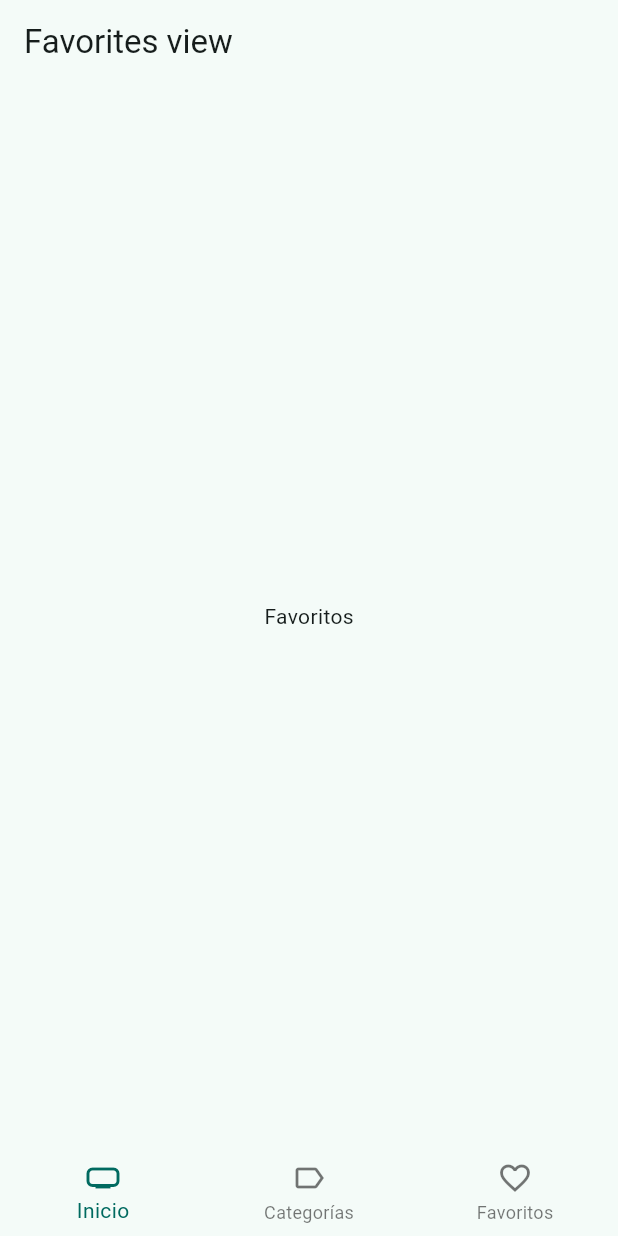
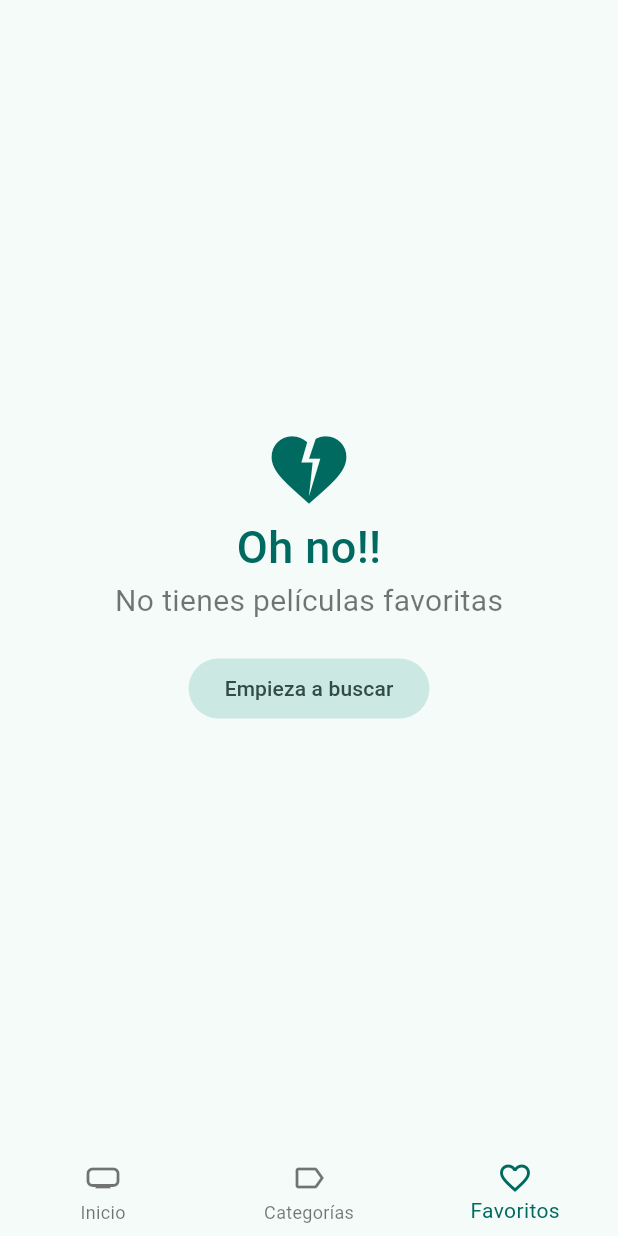
Before and after one commit to danielMorenoAlonso/Movie_App, a Flutter app: the screen it shows after launch, item 3 of the bottom bar chosen, on a phone screen of 412 x 824 dp. Run offline on Flutter 3.47's test engine with Material 3 defaults, Android fonts, the phone set to English and light mode, and no system bars; our stand-ins replace animate_do, card_swiper, dio, flutter_dotenv, flutter_riverpod, go_router and 1 more; accounts and stored records are empty; generated files the repository leaves out were written again; network calls fail.

Commit message:
feature: Implement favorites view

```diff
--- a/lib/domain/entities/movie.dart
+++ b/lib/domain/entities/movie.dart
@@ -1,4 +1,10 @@
+import 'package:isar/isar.dart';
+
+part 'movie.g.dart';
+
+@collection
 class Movie {
+  Id? isarId;
   final bool adult;
   final String backdropPath;
   final List<String> genreIds;
--- a/lib/presentation/providers/providers.dart
+++ b/lib/presentation/providers/providers.dart
@@ -6,3 +6,5 @@ export 'movies/movie_slideshow_provider.dart';
 export 'movies/movies_providers.dart';
 
 export 'search/search_movies_provider.dart';
+export 'storage/local_storage_provider.dart';
+export 'storage/favorite_movies_provider.dart';
--- a/lib/presentation/views/movies/favorites_view.dart
+++ b/lib/presentation/views/movies/favorites_view.dart
@@ -1,13 +1,81 @@
 import 'package:flutter/material.dart';
+import 'package:flutter_riverpod/flutter_riverpod.dart';
 
-class FavoritesView extends StatelessWidget {
+import 'package:cinemapedia/presentation/widgets/widgets.dart';
+// import 'package:cinemapedia/domain/entities/movie.dart';
+import 'package:cinemapedia/presentation/providers/providers.dart';
+import 'package:go_router/go_router.dart';
+// import 'package:cinemapedia/domain/entities/movie.dart';
+
+class FavoritesView extends ConsumerStatefulWidget {
   const FavoritesView({super.key});
 
   @override
+  FavoritesViewState createState() => FavoritesViewState();
+}
+
+class FavoritesViewState extends ConsumerState<FavoritesView> {
+  bool isLoading = false;
+  bool isLastPage = false;
+
+  @override
+  void initState() {
+    super.initState();
+    loadNextPage();
+  }
+
+  void loadNextPage() async {
+    if (isLoading || isLastPage) return;
+    isLoading = true;
+    final movies =
+        await ref.read(favoriteMoviesProvider.notifier).loadNextPage();
+    isLoading = false;
+    isLastPage = movies.isEmpty;
+  }
+
+  @override
   Widget build(BuildContext context) {
+    // NOOB final favoriteMovies = ref.watch(favoriteMoviesProvider);
+    // List<Movie> listMoviesFavorites = [];
+    // favoriteMovies.forEach((key, value) {
+    //   listMoviesFavorites.add(value);
+    // });
+    final favoriteMovies = ref.watch(favoriteMoviesProvider).values.toList();
+
+    if (favoriteMovies.isEmpty) {
+      final colors = Theme.of(context).colorScheme;
+      return Center(
+        child: Column(
+          mainAxisAlignment: MainAxisAlignment.center,
+          crossAxisAlignment: CrossAxisAlignment.center,
+          children: [
+            Icon(Icons.heart_broken, color: colors.primary, size: 60),
+            Text(
+              'Oh no!!',
+              style: TextStyle(
+                fontSize: 30,
+                fontWeight: FontWeight.w500,
+                color: colors.primary,
+              ),
+            ),
+            const Text(
+              'No tienes películas favoritas',
+              style: TextStyle(fontSize: 20, color: Colors.black54),
+            ),
+            SizedBox(height: 20),
+            FilledButton.tonal(
+              onPressed: () {
+                context.go('/home/0');
+              },
+              child: Text('Empieza a buscar'),
+            ),
+          ],
+        ),
+      );
+    }
+
     return Scaffold(
-      appBar: AppBar(title: const Text('Favorites view')),
-      body: Center(child: Text('Favoritos')),
+      body: MovieMasonry(movies: favoriteMovies, loadNextPage: loadNextPage),
     );
   }
 }
--- a/lib/presentation/widgets/shared/custom_appbar.dart
+++ b/lib/presentation/widgets/shared/custom_appbar.dart
@@ -53,7 +53,7 @@ class CustomAppbar extends ConsumerWidget {
                     ),
                   );
                   if (movie != null && context.mounted) {
-                    context.push('/movie/${movie.id}');
+                    context.push('/home/0/movie/${movie.id}');
                   }
                 },
                 icon: Icon(Icons.search),
--- a/lib/presentation/widgets/shared/custom_bottom_navigation.dart
+++ b/lib/presentation/widgets/shared/custom_bottom_navigation.dart
@@ -14,6 +14,7 @@ class CustomBottomNavigation extends StatelessWidget {
   Widget build(BuildContext context) {
     return BottomNavigationBar(
       elevation: 0,
+      currentIndex: currentIndex,
       onTap: (value) {
         onItemTapped(context, value);
       },
--- a/lib/presentation/widgets/widgets.dart
+++ b/lib/presentation/widgets/widgets.dart
@@ -3,3 +3,5 @@ export 'shared/custom_bottom_navigation.dart';
 export 'shared/full_screen_loader.dart';
 export 'movies/movies_slideshow.dart';
 export 'movies/movie_horizontal_listview.dart';
+export 'movies/movie_masonry.dart';
+export 'movies/movie_poster_link.dart';
--- a/pubspec.yaml
+++ b/pubspec.yaml
@@ -14,13 +14,19 @@ dependencies:
     sdk: flutter
   flutter_dotenv: ^5.2.1
   flutter_riverpod: ^2.6.1
+  flutter_staggered_grid_view: ^0.7.0
   go_router: ^15.1.1
   intl: ^0.20.2
+  isar: ^3.1.0+1
+  isar_flutter_libs: ^3.1.0+1
+  path_provider: ^2.1.5
 
 dev_dependencies:
+  build_runner: ^2.4.13
   flutter_lints: ^5.0.0
   flutter_test:
     sdk: flutter
+  isar_generator: ^3.1.0+1
 
 flutter:
   uses-material-design: true
```
Also changed, not shown: lib/domain/datasources/localstorage_datasource.dart (added, +9 -0 lines), lib/domain/repositores/localstorage_repository.dart (added, +9 -0 lines), lib/infrastructure/datasource/isar_localstorage_datasource.dart (added, +59 -0 lines), lib/infrastructure/repositories/localstorage_repository_impl.dart (added, +24 -0 lines), lib/presentation/providers/storage/favorite_movies_provider.dart (added, +50 -0 lines), lib/presentation/providers/storage/local_storage_provider.dart (added, +8 -0 lines), lib/presentation/screens/movies/movie_screen.dart (+75 -24 lines), lib/presentation/widgets/movies/movie_masonry.dart (added, +61 -0 lines), lib/presentation/widgets/movies/movie_poster_link.dart (added, +24 -0 lines), lib/domain/entities/movie.g.dart (added), pubspec.lock, 15 other files.
